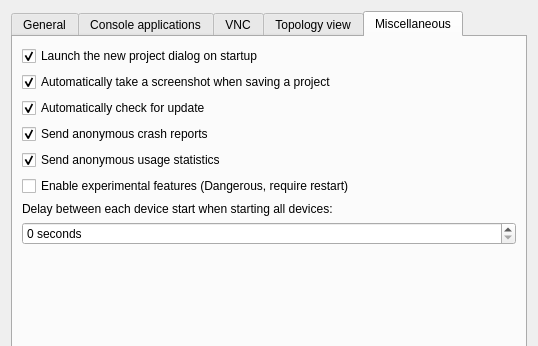
Qt form gns3/ui/general_preferences_page.ui (GNS3/gns3-gui) before a commit; both pictures show x 0 to 538 and y 0 to 346 of the 538 by 623 pixel window.
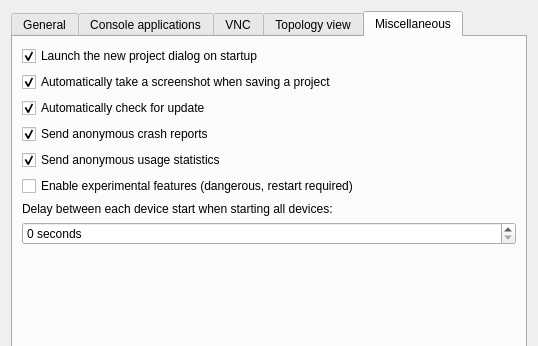
The same form after that commit. The open tabs and pages were chosen to show the change.

Commit message: Allow user/password for HTTP.

```diff
--- a/gns3/ui/general_preferences_page.ui
+++ b/gns3/ui/general_preferences_page.ui
@@ -692,7 +692,7 @@
        <item>
         <widget class="QCheckBox" name="uiExperimentalFeaturesCheckBox">
          <property name="text">
-          <string>Enable experimental features (Dangerous, require restart)</string>
+          <string>Enable experimental features (dangerous, restart required)</string>
          </property>
         </widget>
        </item>
```
The commit also changes 1 other file.
